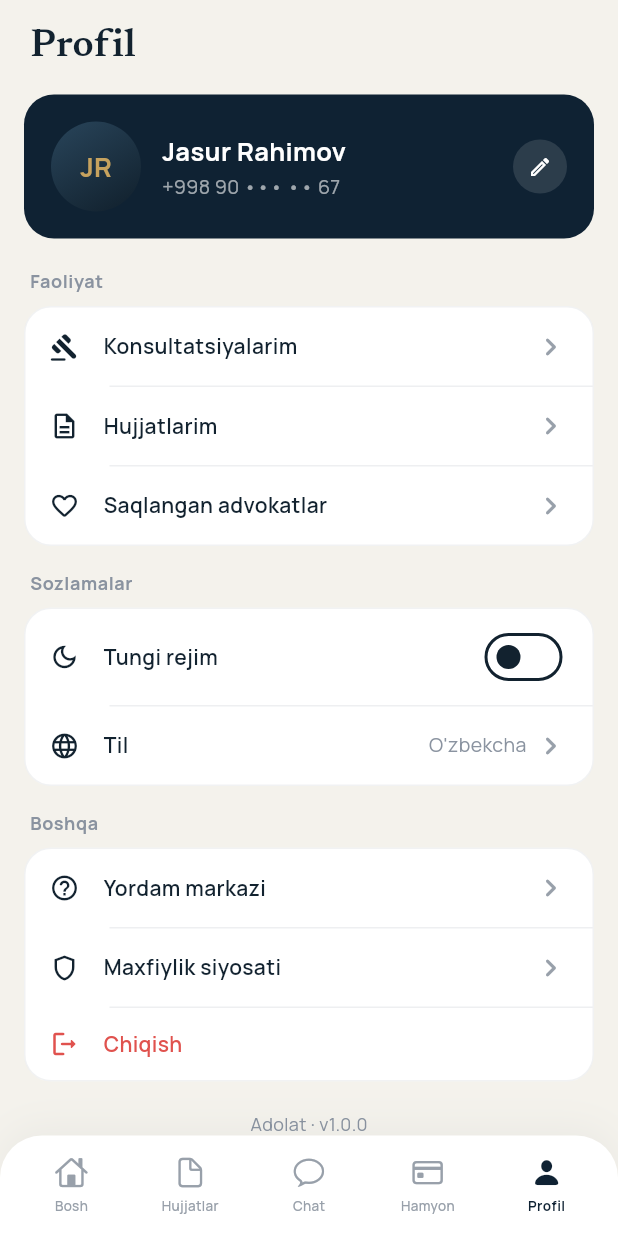
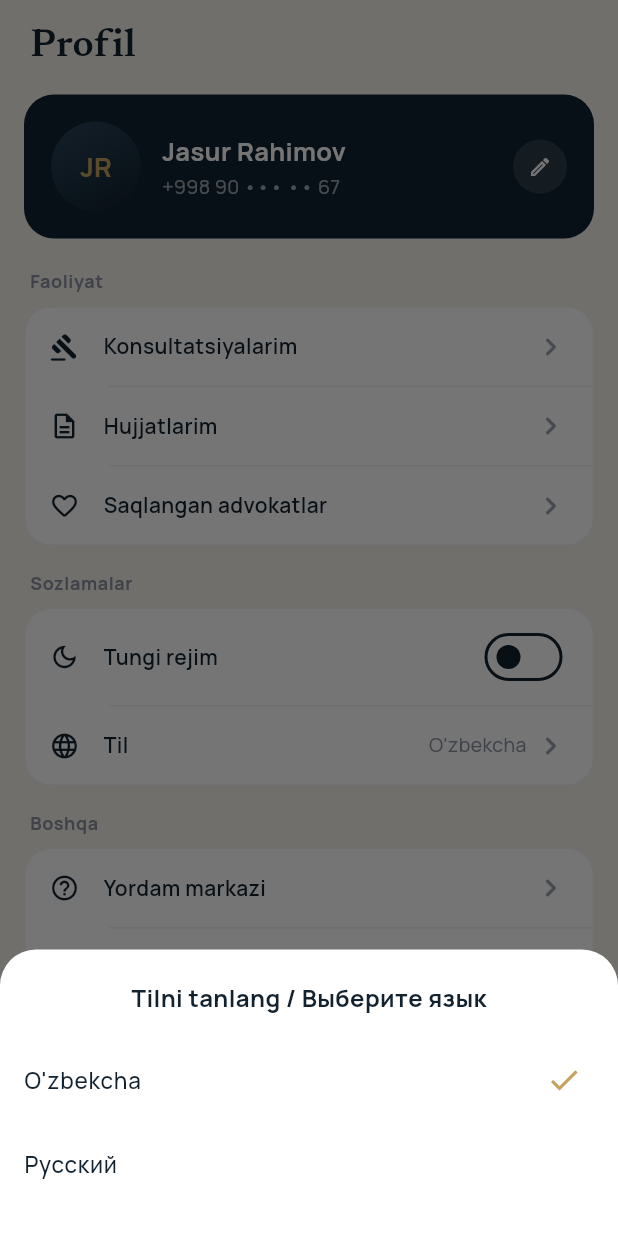
Before and after one commit to Rukhiddinovich/legal_tech, a Flutter app: the screen it shows after launch, item 5 of the bottom bar chosen, after a tap on "Til", on a phone screen of 412 x 824 dp. Run offline on Flutter 3.47's test engine with Material 3 defaults, Android fonts, the light colour scheme and no system bars; drawn by our look-alikes of zoom_tap_animation; our stand-ins replace bloc, dartz, easy_localization, equatable, flutter_bloc, flutter_screenutil and 6 more; accounts and stored records are empty.

Commit message:
some changes

```diff
--- a/lib/app.dart
+++ b/lib/app.dart
@@ -1,3 +1,4 @@
+import 'package:easy_localization/easy_localization.dart';
 import 'package:flutter/material.dart';
 import 'package:flutter_bloc/flutter_bloc.dart';
 
@@ -19,6 +20,9 @@ class AdolatApp extends StatelessWidget {
           return MaterialApp.router(
             title: 'Adolat',
             debugShowCheckedModeBanner: false,
+            localizationsDelegates: context.localizationDelegates,
+            supportedLocales: context.supportedLocales,
+            locale: context.locale,
             theme: AppTheme.light(),
             darkTheme: AppTheme.dark(),
             themeMode: themeMode,
--- a/lib/core/widgets/global_text_field.dart
+++ b/lib/core/widgets/global_text_field.dart
@@ -103,7 +103,9 @@ class _GlobalTextFieldState extends State<GlobalTextField> {
       maxLines: widget.maxLine ?? 1,
       onChanged: widget.onChanged,
       controller: widget.controller,
-      keyboardType: widget.textInputType,
+      keyboardType: (widget.textInputAction == TextInputAction.newline && (widget.maxLine ?? 1) != 1)
+          ? TextInputType.multiline
+          : widget.textInputType,
       textInputAction: widget.textInputAction,
       obscureText:
           widget.textInputType == TextInputType.visiblePassword &&
--- a/lib/features/app/presentation/pages/splash_page.dart
+++ b/lib/features/app/presentation/pages/splash_page.dart
@@ -1,4 +1,5 @@
 import 'package:flutter/material.dart';
+import 'package:legal_tech/core/constants/app_icons.dart';
 
 import '../../../../core/constants/app_colors.dart';
 import '../../../../core/router/app_route_names.dart';
@@ -160,7 +161,7 @@ class _SplashPageState extends State<SplashPage>
                       child: Opacity(
                         opacity: _logoOpacity.value,
                         child: Image.asset(
-                          'assets/images/legal_tech_transparent_logo.png',
+                          AppImages.legalTechTransparentLogo,
                           width: 180,
                           fit: BoxFit.contain,
                         ),
@@ -189,7 +190,7 @@ class _SplashPageState extends State<SplashPage>
                       child: Column(
                         children: [
                           GlobalText(
-                            text: 'ADOLAT',
+                            text: 'Legal Tech',
                             fontFamily: 'Newsreader',
                             fontSize: 22,
                             fontWeight: FontWeight.w600,
@@ -198,7 +199,7 @@ class _SplashPageState extends State<SplashPage>
                           ),
                           const SizedBox(height: 6),
                           GlobalText(
-                            text: 'HUQUQIY YORDAM EKOTIZIMI',
+                            text: 'Sizning huquqiy yordamchingiz',
                             fontSize: 10,
                             fontWeight: FontWeight.w600,
                             color: AppColors.gold,
--- a/lib/features/profile/presentation/pages/profile_page.dart
+++ b/lib/features/profile/presentation/pages/profile_page.dart
@@ -1,3 +1,4 @@
+import 'package:easy_localization/easy_localization.dart';
 import 'package:flutter/material.dart';
 import 'package:flutter_bloc/flutter_bloc.dart';
 
@@ -211,6 +212,63 @@ class _MenuTile extends StatelessWidget {
 }
 
 class _SettingsSection extends StatelessWidget {
+  void _showLanguageDialog(BuildContext context) {
+    showModalBottomSheet(
+      context: context,
+      backgroundColor: Theme.of(context).cardColor,
+      shape: const RoundedRectangleBorder(
+        borderRadius: BorderRadius.vertical(top: Radius.circular(24)),
+      ),
+      builder: (ctx) => SafeArea(
+        child: Padding(
+          padding: const EdgeInsets.symmetric(vertical: 20),
+          child: Column(
+            mainAxisSize: MainAxisSize.min,
+            children: [
+              GlobalText(
+                text: 'Tilni tanlang / Выберите язык',
+                fontSize: 16,
+                fontWeight: FontWeight.w700,
+                color: Theme.of(context).colorScheme.onSurface,
+              ),
+              const SizedBox(height: 16),
+              ListTile(
+                title: GlobalText(
+                  text: "O'zbekcha",
+                  fontSize: 15,
+                  fontWeight: FontWeight.w500,
+                  color: Theme.of(context).colorScheme.onSurface,
+                ),
+                trailing: context.locale.languageCode == 'uz'
+                    ? const Icon(Icons.check, color: AppColors.gold)
+                    : null,
+                onTap: () {
+                  context.setLocale(const Locale('uz', 'UZ'));
+                  Navigator.pop(ctx);
+                },
+              ),
+              ListTile(
+                title: GlobalText(
+                  text: "Русский",
+                  fontSize: 15,
+                  fontWeight: FontWeight.w500,
+                  color: Theme.of(context).colorScheme.onSurface,
+                ),
+                trailing: context.locale.languageCode == 'ru'
+                    ? const Icon(Icons.check, color: AppColors.gold)
+                    : null,
+                onTap: () {
+                  context.setLocale(const Locale('ru', 'RU'));
+                  Navigator.pop(ctx);
+                },
+              ),
+            ],
+          ),
+        ),
+      ),
+    );
+  }
+
   @override
   Widget build(BuildContext context) {
     return Column(
@@ -263,7 +321,7 @@ class _SettingsSection extends StatelessWidget {
               Material(
                 color: Colors.transparent,
                 child: InkWell(
-                  onTap: () {},
+                  onTap: () => _showLanguageDialog(context),
                   child: Padding(
                     padding:
                         const EdgeInsets.symmetric(horizontal: 16, vertical: 14),
@@ -284,7 +342,9 @@ class _SettingsSection extends StatelessWidget {
                           ),
                         ),
                         GlobalText(
-                          text: 'O\'zbekcha',
+                          text: context.locale.languageCode == 'ru'
+                              ? 'Русский'
+                              : 'O\'zbekcha',
                           fontSize: 13,
                           color: AppColors.textMuted,
                         ),
--- a/lib/features/theme/data/repositories/theme_repository_impl.dart
+++ b/lib/features/theme/data/repositories/theme_repository_impl.dart
@@ -1,20 +1,23 @@
 import 'package:flutter/material.dart';
+import 'package:hive_flutter/hive_flutter.dart';
 
 import '../../domain/repositories/theme_repository.dart';
 
-/// [ThemeRepository] ning oddiy in-memory implementatsiyasi.
-///
-/// Backend talab qilinmagani uchun holat sessiya davomida xotirada saqlanadi.
-/// Kelajakda Hive/SharedPreferences bilan almashtirish uchun yetarli —
-/// prezentatsiya qatlami o'zgarmaydi.
+/// [ThemeRepository] ning Hive orqali saqlanadigan implementatsiyasi.
 class ThemeRepositoryImpl implements ThemeRepository {
-  ThemeMode _mode = ThemeMode.light;
+  final Box _box = Hive.box('settings');
+  static const String _themeKey = 'themeMode';
 
   @override
-  ThemeMode getThemeMode() => _mode;
+  ThemeMode getThemeMode() {
+    final String? themeStr = _box.get(_themeKey);
+    if (themeStr == 'dark') return ThemeMode.dark;
+    return ThemeMode.light;
+  }
 
   @override
   Future<void> saveThemeMode(ThemeMode mode) async {
-    _mode = mode;
+    final themeStr = mode == ThemeMode.dark ? 'dark' : 'light';
+    await _box.put(_themeKey, themeStr);
   }
 }
--- a/lib/main.dart
+++ b/lib/main.dart
@@ -1,11 +1,17 @@
+import 'package:easy_localization/easy_localization.dart';
 import 'package:flutter/material.dart';
 import 'package:flutter/services.dart';
+import 'package:hive_flutter/hive_flutter.dart';
 
 import 'app.dart';
 import 'core/di/injection_container.dart';
 
 Future<void> main() async {
   WidgetsFlutterBinding.ensureInitialized();
+  await EasyLocalization.ensureInitialized();
+
+  await Hive.initFlutter();
+  await Hive.openBox('settings');
 
   // Bog'liqliklarni ishga tushirish (get_it).
   await initDependencies();
@@ -19,5 +25,12 @@ Future<void> main() async {
     ),
   );
 
-  runApp(const AdolatApp());
+  runApp(
+    EasyLocalization(
+      supportedLocales: const [Locale('uz', 'UZ'), Locale('ru', 'RU')],
+      path: 'assets/translations',
+      fallbackLocale: const Locale('uz', 'UZ'),
+      child: const AdolatApp(),
+    ),
+  );
 }
```
Also changed, not shown: lib/core/utils/passport_input_formatter.dart (added, +42 -0 lines), lib/features/documents/presentation/pages/document_generator_page.dart (+31 -24 lines).
